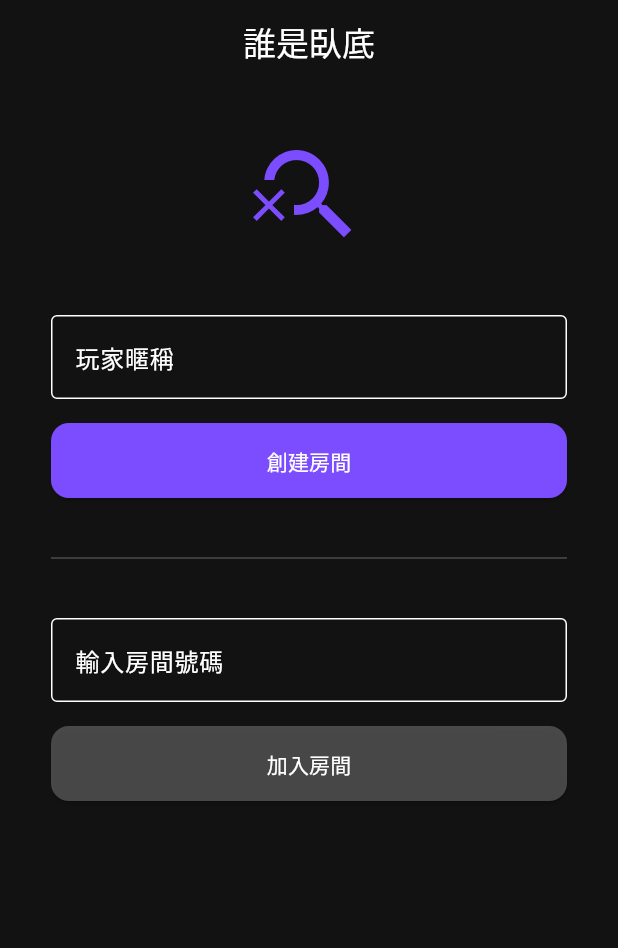
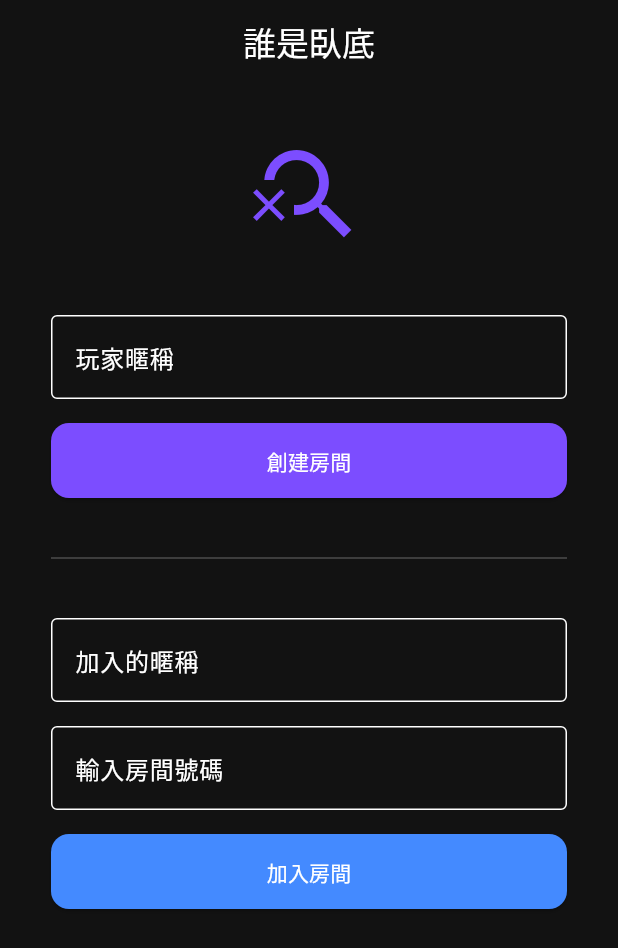
Before and after one commit to a3751780/spy-game, a Flutter app: the screen it shows after launch, after a tap on "加入房間", on a phone screen of 412 x 824 dp. Shown: the top 948 px of the screen. Run offline on Flutter 3.47's test engine with Material 3 defaults, Android fonts, the phone set to English and light mode, and no system bars; our stand-ins replace dio, flutter_dotenv, font_awesome_flutter, retrofit, supabase_flutter; accounts and stored records are empty; generated files the repository leaves out were written again.

Commit message:
創建房間與加入遊戲的名字切分

```diff
--- a/lib/view/spy_game/home_screen.dart
+++ b/lib/view/spy_game/home_screen.dart
@@ -12,6 +12,7 @@ class HomeScreen extends StatefulWidget {
 
 class _HomeScreenState extends State<HomeScreen> {
   final TextEditingController _nameController = TextEditingController();
+  final TextEditingController _nameEnterController = TextEditingController();
   final TextEditingController _roomController = TextEditingController();
   final _supabase = Supabase.instance.client;
   bool _isLoading = false;
@@ -24,7 +25,7 @@ class _HomeScreenState extends State<HomeScreen> {
     try {
       // 隨機產生 4 位數房間號碼
       final roomCode = (Random().nextInt(9000) + 1000).toString();
-
+      final name = _nameController.text;
       // 寫入 Supabase 資料庫
       await _supabase.from('rooms').insert({
         'room_code': roomCode,
@@ -33,7 +34,7 @@ class _HomeScreenState extends State<HomeScreen> {
       });
 
       if (!mounted) return;
-      _navigateToRoom(roomCode, true);
+      _navigateToRoom(roomCode,name,true);
     } catch (e) {
       ScaffoldMessenger.of(context).showSnackBar(SnackBar(content: Text('創建失敗: $e')));
     } finally {
@@ -44,12 +45,13 @@ class _HomeScreenState extends State<HomeScreen> {
   // 加入房間
   Future<void> _joinRoom() async {
     print("加入房間: ${_roomController.text}");
-    if (_nameController.text.isEmpty || _roomController.text.isEmpty) return;
+    if (_nameEnterController.text.isEmpty || _roomController.text.isEmpty) return;
     setState(() => _isLoading = true);
 
     try {
       print("加入房間: 成功觸發");
       final roomCode = _roomController.text;
+      final name = _nameEnterController.text;
 
       // 查詢房間是否存在
       final data = await _supabase.from('rooms').select().eq('room_code', roomCode).maybeSingle();
@@ -62,7 +64,7 @@ class _HomeScreenState extends State<HomeScreen> {
       }
 
       if (!mounted) return;
-      _navigateToRoom(roomCode, false);
+      _navigateToRoom(roomCode,name,false);
     } catch (e) {
       print("加入房間: 失敗觸發1 - $e");
       ScaffoldMessenger.of(context).showSnackBar(SnackBar(content: Text(e.toString())));
@@ -73,12 +75,12 @@ class _HomeScreenState extends State<HomeScreen> {
     }
   }
 
-  void _navigateToRoom(String roomCode, bool isHost) {
+  void _navigateToRoom(String roomCode,String name ,bool isHost) {
     Navigator.push(
       context,
       MaterialPageRoute(
         builder: (context) => RoomScreen(
-          playerName: _nameController.text,
+          playerName: name,
           roomCode: roomCode,
           isHost: isHost,
         ),
@@ -115,13 +117,18 @@ class _HomeScreenState extends State<HomeScreen> {
               const Divider(color: Colors.white24),
               const SizedBox(height: 32),
               TextField(
+                controller: _nameEnterController,
+                decoration: const InputDecoration(labelText: '加入的暱稱', border: OutlineInputBorder()),
+              ),
+              const SizedBox(height: 16),
+              TextField(
                 controller: _roomController,
                 decoration: const InputDecoration(labelText: '輸入房間號碼', border: OutlineInputBorder()),
                 keyboardType: TextInputType.number,
               ),
               const SizedBox(height: 16),
               ElevatedButton(
-                style: ElevatedButton.styleFrom(backgroundColor: Colors.white24, minimumSize: const Size(double.infinity, 50)),
+                style: ElevatedButton.styleFrom(backgroundColor: Colors.blueAccent, minimumSize: const Size(double.infinity, 50)),
                 onPressed: _joinRoom,
                 child: const Text('加入房間', style: TextStyle(color: Colors.white)),
               ),
```
